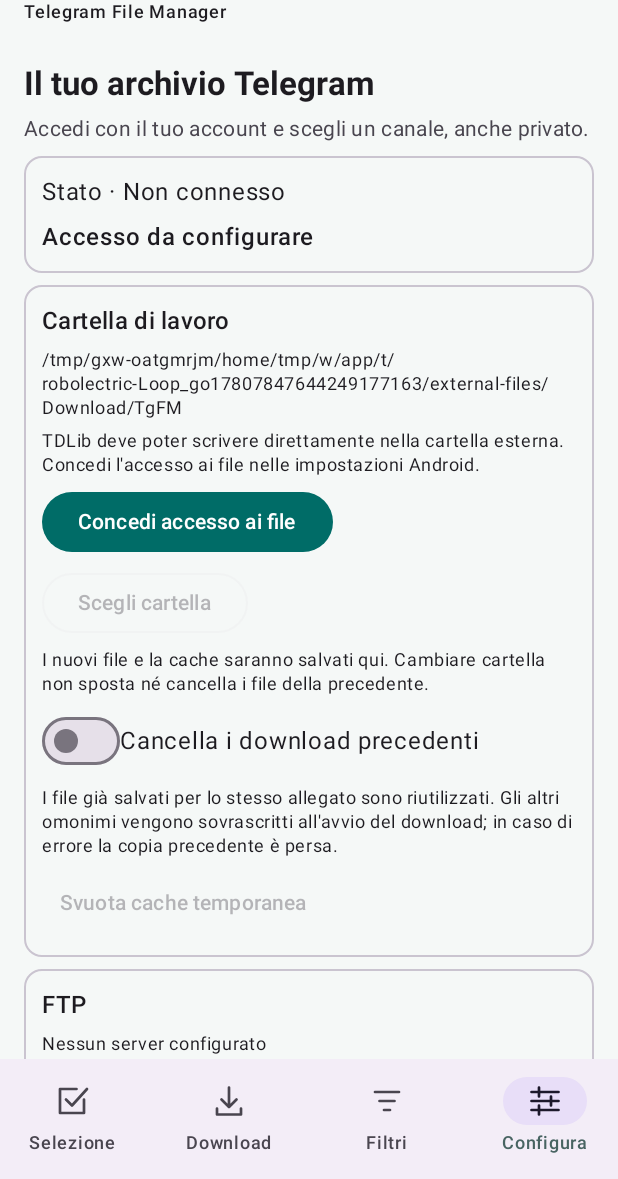
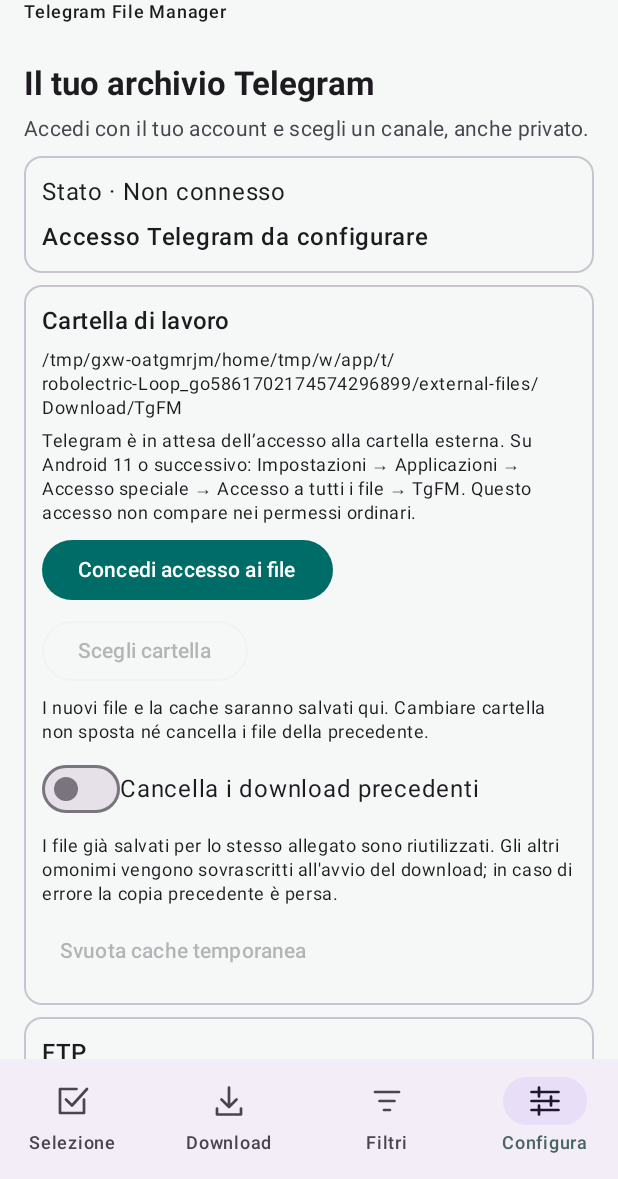
Before and after one commit to TheyKilledKenny/TgFM, an Android app built with Jetpack Compose: the screen it shows after launch (MainActivity), after a tap on "Concedi accesso ai file", on a phone screen of 412 x 824 dp, the part 57-1236 px from its top. Run offline under Robolectric (Android 15) with nearby library versions, the phone set to English and light mode, and no system bars; pictures from the network do not load; 1 statement that could not run was skipped; 1 other tap on this screen came first.

Commit message:
Fix saved Telegram access and guide storage permission in 1.5.1

```diff
--- a/app/build.gradle.kts
+++ b/app/build.gradle.kts
@@ -9,7 +9,7 @@ android {
  ndkVersion = "27.2.12479018"
  defaultConfig {
   applicationId = "it.tgfm"; minSdk = 26; targetSdk = 35
-  versionCode = 8; versionName = "1.5.0"
+  versionCode = 9; versionName = "1.5.1"
   ndk { abiFilters += "arm64-v8a" }
  }
  buildFeatures { compose = true }
--- a/app/src/main/AndroidManifest.xml
+++ b/app/src/main/AndroidManifest.xml
@@ -2,11 +2,12 @@
  <uses-permission android:name="android.permission.INTERNET" />
  <uses-permission android:name="android.permission.MANAGE_EXTERNAL_STORAGE" />
  <uses-permission android:name="android.permission.WRITE_EXTERNAL_STORAGE" android:maxSdkVersion="29" />
+ <uses-permission android:name="android.permission.READ_EXTERNAL_STORAGE" android:maxSdkVersion="29" />
  <uses-permission android:name="android.permission.ACCESS_NETWORK_STATE" />
  <uses-permission android:name="android.permission.FOREGROUND_SERVICE" />
  <uses-permission android:name="android.permission.FOREGROUND_SERVICE_DATA_SYNC" />
  <uses-permission android:name="android.permission.POST_NOTIFICATIONS" />
- <application android:name=".TgfmApp" android:label="TgFM" android:icon="@drawable/ic_tgfm" android:allowBackup="false" android:fullBackupContent="false" android:dataExtractionRules="@xml/data_extraction_rules" android:supportsRtl="true" android:usesCleartextTraffic="false" android:theme="@style/AppTheme">
+ <application android:name=".TgfmApp" android:label="TgFM" android:icon="@drawable/ic_tgfm" android:allowBackup="false" android:fullBackupContent="false" android:dataExtractionRules="@xml/data_extraction_rules" android:supportsRtl="true" android:usesCleartextTraffic="false" android:requestLegacyExternalStorage="true" android:theme="@style/AppTheme">
   <activity android:name=".MainActivity" android:exported="true" android:windowSoftInputMode="adjustResize">
    <intent-filter><action android:name="android.intent.action.MAIN" /><category android:name="android.intent.category.LAUNCHER" /></intent-filter>
   </activity>
--- a/app/src/main/java/it/tgfm/MainActivity.kt
+++ b/app/src/main/java/it/tgfm/MainActivity.kt
@@ -8,6 +8,7 @@ import androidx.activity.compose.setContent
 import androidx.activity.result.contract.ActivityResultContracts
 import androidx.activity.viewModels
 import it.tgfm.data.ShareIntents
+import it.tgfm.data.FileAccessSettings
 import it.tgfm.ui.AppViewModel
 import it.tgfm.ui.TgfmScreen
 import androidx.lifecycle.compose.collectAsStateWithLifecycle
@@ -18,9 +19,12 @@ class MainActivity: ComponentActivity() {
   if (uri != null) vm.chooseWorkFolder(uri)
  }
  private val storagePermission = registerForActivityResult(ActivityResultContracts.RequestPermission()) { vm.onForeground() }
+ private val specialAccess = registerForActivityResult(ActivityResultContracts.StartActivityForResult()) { vm.onForeground() }
  private fun storageAccess() {
   try {
-   if (android.os.Build.VERSION.SDK_INT >= 30) startActivity(Intent(android.provider.Settings.ACTION_MANAGE_APP_ALL_FILES_ACCESS_PERMISSION, android.net.Uri.parse("package:$packageName")))
+   if (android.os.Build.VERSION.SDK_INT >= 30) {
+    if (!FileAccessSettings.open(packageName, specialAccess::launch)) vm.notify("Apri Impostazioni Android → Applicazioni → Accesso speciale → Accesso a tutti i file → TgFM.")
+   }
    else storagePermission.launch(android.Manifest.permission.WRITE_EXTERNAL_STORAGE)
   } catch (e: ActivityNotFoundException) { vm.notify("Apri le impostazioni Android e concedi a TgFM l'accesso a tutti i file.") }
  }
@@ -36,7 +40,7 @@ class MainActivity: ComponentActivity() {
   catch (e: Exception) { vm.notify(e.message ?: "File non disponibile per la condivisione.") }
  }
  private val notifications = registerForActivityResult(ActivityResultContracts.RequestPermission()) { }
- override fun onStart() { super.onStart(); vm.onForeground() }
+ override fun onResume() { super.onResume(); vm.onForeground() }
  override fun onCreate(savedInstanceState: Bundle?) {
   super.onCreate(savedInstanceState)
   setContent {
--- /dev/null
+++ b/app/src/main/java/it/tgfm/core/TelegramAccess.kt
@@ -0,0 +1,21 @@
+package it.tgfm.core
+
+enum class SavedTelegramAccess { CHECKING, AVAILABLE, MISSING, UNREADABLE }
+
+/** A client waiting for file permission is not evidence of a missing Telegram login. */
+object TelegramAccess {
+ fun canResume(auth: String, fileAccess: Boolean, saved: SavedTelegramAccess) = fileAccess && saved == SavedTelegramAccess.AVAILABLE &&
+  auth in setOf("notStarted", "authorizationStateClosed", "authorizationStateWaitTdlibParameters")
+ fun showCredentialForm(auth: String, saved: SavedTelegramAccess, editing: Boolean) =
+  auth in setOf("notStarted", "authorizationStateClosed", "authorizationStateWaitTdlibParameters") &&
+   (saved == SavedTelegramAccess.MISSING || (saved == SavedTelegramAccess.AVAILABLE && editing))
+ fun label(auth: String, saved: SavedTelegramAccess, fileAccess: Boolean): String? {
+  if (auth !in setOf("notStarted", "authorizationStateClosed", "authorizationStateWaitTdlibParameters")) return null
+  return when (saved) {
+   SavedTelegramAccess.CHECKING -> "Verifica dell'accesso salvato…"
+   SavedTelegramAccess.AVAILABLE -> if (fileAccess) "Credenziali Telegram salvate" else "Accesso Telegram in attesa del permesso ai file"
+   SavedTelegramAccess.MISSING -> "Accesso Telegram da configurare"
+   SavedTelegramAccess.UNREADABLE -> "Credenziali Telegram presenti ma non leggibili"
+  }
+ }
+}
--- /dev/null
+++ b/app/src/main/java/it/tgfm/data/FileAccessSettings.kt
@@ -0,0 +1,21 @@
+package it.tgfm.data
+
+import android.content.Intent
+import android.net.Uri
+import android.provider.Settings
+
+object FileAccessSettings {
+ /** Some Android variants expose only the general list of special file-access grants. */
+ fun open(packageName: String, launch: (Intent) -> Unit): Boolean {
+  val intents = listOf(
+   Intent(Settings.ACTION_MANAGE_APP_ALL_FILES_ACCESS_PERMISSION, Uri.parse("package:$packageName")),
+   Intent(Settings.ACTION_MANAGE_ALL_FILES_ACCESS_PERMISSION)
+  )
+  for (intent in intents) {
+   try { launch(intent); return true }
+   catch (_: android.content.ActivityNotFoundException) { }
+   catch (_: SecurityException) { }
+  }
+  return false
+ }
+}
--- a/app/src/main/java/it/tgfm/ui/AppViewModel.kt
+++ b/app/src/main/java/it/tgfm/ui/AppViewModel.kt
@@ -29,6 +29,7 @@ data class UiState(
  val message: String = "", val failures: List<String> = emptyList(), val retry: List<Attachment> = emptyList(),
  val activeDownloads: Map<Int, DownloadProgress> = emptyMap(),
  val workPath: String = "", val fileAccess: Boolean = false, val ftp: FtpSettings = FtpSettings(),
+ val savedTelegramAccess: SavedTelegramAccess = SavedTelegramAccess.CHECKING, val telegramAccessError: String = "",
  val shareFiles: List<Downloaded> = emptyList(), val ready: Boolean = false
 ) {
  val activeRules: List<Rule> get() = if (channel == null) emptyList() else rules.filter { it.channelId == channel.id }
@@ -51,6 +52,7 @@ class AppViewModel(application: Application): AndroidViewModel(application) {
  private var initialRoutePending = true
  private val fileLocks = ConcurrentHashMap<Int, Mutex>()
  private var operation: Job? = null
+ @Volatile private var foregroundRecheckPending = false
  init {
   viewModelScope.launch { app.preferences.configuration.catch { notify("Impossibile leggere canali e filtri: ${it.message}") }.collect { config ->
    applyConfiguration(config)
@@ -76,18 +78,35 @@ class AppViewModel(application: Application): AndroidViewModel(application) {
    }
   } }
   launchOperation("Apertura archivio…") {
+   try {
+    // Read the encrypted login independently of external storage and FTP settings.
+    val credentials = readSavedTelegramAccess()
     val initialConfig = app.preferences.configuration.first()
     val clearPrevious = app.preferences.clearBeforeDownload.first()
     applyConfiguration(initialConfig)
     _state.update { it.copy(clearBeforeDownload = clearPrevious) }
     app.storage.removeLegacyAttachments()
     updateStorageState()
-   _state.update { it.copy(ftp = app.vault.loadFtp()) }
+    try { _state.update { it.copy(ftp = app.vault.loadFtp()) } }
+    catch (_: Exception) { notify("Configurazione FTP non leggibile. Le credenziali Telegram vengono gestite separatamente; nessun dato è stato cancellato.") }
     refreshDownloads(selectAll = true)
-   if (app.storage.folder.hasAccess()) { app.storage.folder.requireReady(); app.vault.load()?.let { tg.start(it) } }
-   _state.update { it.copy(ready = true) }
+    if (credentials != null && app.storage.folder.hasAccess()) {
+     app.storage.folder.requireReady()
+     tg.start(credentials)
+    }
+   } finally { _state.update { it.copy(ready = true) } }
   }
  }
+ private fun readSavedTelegramAccess(): Credentials? = try {
+  app.vault.load().also { credentials -> _state.update { it.copy(
+   savedTelegramAccess = if (credentials == null) SavedTelegramAccess.MISSING else SavedTelegramAccess.AVAILABLE,
+   telegramAccessError = "") } }
+ } catch (_: Exception) {
+  _state.update { it.copy(savedTelegramAccess = SavedTelegramAccess.UNREADABLE,
+   telegramAccessError = "I dati di accesso sono presenti, ma Android non permette di leggerli. Non sono stati cancellati o sostituiti. Non disinstallare l'app e non cancellarne i dati.") }
+  null
+ }
+
  private fun authDescription(auth: JSONObject): String = when (auth.optString("@type")) {
   "authorizationStateWaitCode" -> "Inserisci il codice ricevuto da Telegram (${auth.optJSONObject("code_info")?.optJSONObject("type")?.optString("@type")?.removePrefix("authenticationCodeType") ?: "codice"})."
   "authorizationStateWaitPassword" -> "Verifica in due passaggi. Suggerimento: ${auth.optString("password_hint")}"
@@ -139,12 +158,25 @@ class AppViewModel(application: Application): AndroidViewModel(application) {
     if (transfer) app.stopService(Intent(app, TransferService::class.java))
     _state.update { it.copy(activeDownloads = emptyMap()) }
     _state.update { it.copy(busy = false, fraction = null, progress = if (transfer) it.progress else "") }
+    if (foregroundRecheckPending && _state.value.ready) {
+     foregroundRecheckPending = false
+     onForeground()
+    }
    }
   }
  }
  fun cancel() { operation?.cancel() }
- fun connect(id: String, hash: String) = launchOperation("Accesso a Telegram…") { app.storage.folder.requireReady(); tg.start(app.vault.save(id.trim().toIntOrNull() ?: 0, hash.trim())) }
- fun reconnect() = launchOperation("Riavvio sessione…") { app.storage.folder.requireReady(); app.vault.load()?.let(tg::start) ?: error("Inserisci API ID e API hash.") }
+ fun connect(id: String, hash: String) = launchOperation("Accesso a Telegram…") {
+  app.storage.folder.requireReady()
+  val credentials = app.vault.save(id.trim().toIntOrNull() ?: 0, hash.trim())
+  _state.update { it.copy(savedTelegramAccess = SavedTelegramAccess.AVAILABLE, telegramAccessError = "") }
+  tg.start(credentials)
+ }
+ fun reconnect() = launchOperation("Verifica accesso Telegram salvato…") {
+  val credentials = readSavedTelegramAccess() ?: return@launchOperation
+  app.storage.folder.requireReady()
+  tg.start(credentials)
+ }
  fun reconfigure() = launchOperation("Chiusura accesso incompleto…") {
   tg.send(request("close"))
   withTimeout(15000) { tg.auth.first { it.optString("@type") == "authorizationStateClosed" } }
@@ -181,8 +213,14 @@ class AppViewModel(application: Application): AndroidViewModel(application) {
  fun onForeground() {
   tg.onForeground()
   updateStorageState()
-  if (_state.value.ready && !_state.value.busy && app.storage.folder.hasAccess() && _state.value.auth in listOf("notStarted", "authorizationStateClosed")) {
-   launchOperation("Apertura cartella di lavoro…") { app.storage.folder.requireReady(); refreshDownloads(); app.vault.load()?.let(tg::start) }
+  if (!_state.value.ready || _state.value.busy) { foregroundRecheckPending = true; return }
+  if (TelegramAccess.canResume(_state.value.auth, _state.value.fileAccess, _state.value.savedTelegramAccess)) {
+   launchOperation("Riapertura dell'accesso Telegram salvato…") {
+    val credentials = readSavedTelegramAccess() ?: return@launchOperation
+    app.storage.folder.requireReady()
+    refreshDownloads()
+    tg.start(credentials)
+   }
   }
  }
  private fun updateStorageState() { _state.update { it.copy(workPath = app.storage.folder.root.absolutePath, fileAccess = app.storage.folder.hasAccess()) } }
@@ -192,13 +230,13 @@ class AppViewModel(application: Application): AndroidViewModel(application) {
   app.storage.folder.save(folder)
   app.storage.folder.requireReady()
   updateStorageState(); refreshDownloads(true)
-  app.vault.load()?.let(tg::start)
+  readSavedTelegramAccess()?.let(tg::start)
  }
  fun clearCache() = launchOperation("Pulizia cache…") {
   app.storage.folder.requireReady()
   tg.closeForStorageChange()
   app.storage.clearCache()
-  app.vault.load()?.let(tg::start)
+  readSavedTelegramAccess()?.let(tg::start)
   notify("Cache eliminata. I file salvati nella cartella di lavoro restano disponibili.")
  }
  fun saveFtp(settings: FtpSettings) = launchOperation("Salvataggio FTP…") {
--- a/app/src/main/java/it/tgfm/ui/TgfmScreen.kt
+++ b/app/src/main/java/it/tgfm/ui/TgfmScreen.kt
@@ -35,6 +35,8 @@ import java.time.format.DateTimeFormatter
 @Composable fun TgfmScreen(vm: AppViewModel, onShare: (Downloaded?) -> Unit, onChooseFolder: () -> Unit, onStorageAccess: () -> Unit, onSelectionShare: () -> Unit, onFtp: (Boolean) -> Unit, onDownload: (Boolean) -> Unit) {
  val s by vm.state.collectAsStateWithLifecycle()
  val listState = remember(s.tab, if (s.tab == AppTab.SELECTION.ordinal) s.channel?.id else null) { LazyListState() }
+ var permissionPromptHandled by rememberSaveable { mutableStateOf(false) }
+ var editingApi by rememberSaveable { mutableStateOf(false) }
  var selectedChannelMenu by remember { mutableStateOf(false) }
  var selectionQuery by rememberSaveable(s.channel?.id) { mutableStateOf("") }
  var removeFavoriteId by rememberSaveable { mutableStateOf<Long?>(null) }
@@ -91,12 +93,24 @@ import java.time.format.DateTimeFormatter
      when (s.tab) {
       AppTab.SETTINGS.ordinal -> {
        item { Heading("Il tuo archivio Telegram", "Accedi con il tuo account e scegli un canale, anche privato.") }
-       item { InfoCard { Text("Stato · ${s.connection}"); Text(authLabel(s.auth), fontWeight = FontWeight.SemiBold) } }
+       item { InfoCard {
+        Text("Stato · ${s.connection}")
+        Text(TelegramAccess.label(s.auth, s.savedTelegramAccess, s.fileAccess) ?: authLabel(s.auth), fontWeight = FontWeight.SemiBold)
+        if (s.savedTelegramAccess == SavedTelegramAccess.AVAILABLE && s.auth in listOf("notStarted", "authorizationStateClosed", "authorizationStateWaitTdlibParameters")) {
+         Text(if (s.fileAccess) "Le credenziali precedenti sono disponibili. TgFM riapre la sessione Telegram esistente." else "Le credenziali precedenti sono disponibili. Concedi l'accesso ai file per riaprire la sessione Telegram: non serve reinserire API ID e API hash.", style = MaterialTheme.typography.bodySmall)
+         TextButton(onClick = vm::reconnect, enabled = !s.busy && s.fileAccess) { Text("Riprova accesso salvato") }
+         TextButton(onClick = { editingApi = !editingApi }, enabled = !s.busy) { Text(if (editingApi) "Chiudi modifica API" else "Modifica credenziali API") }
+        }
+        if (s.telegramAccessError.isNotBlank()) {
+         Text(s.telegramAccessError, color = MaterialTheme.colorScheme.error, style = MaterialTheme.typography.bodySmall)
+         TextButton(onClick = vm::reconnect, enabled = !s.busy) { Text("Riprova lettura credenziali") }
+        }
+       } }
        item { InfoCard {
         Text("Cartella di lavoro", style = MaterialTheme.typography.titleMedium)
         Text(s.workPath, style = MaterialTheme.typography.bodySmall)
         if (!s.fileAccess) {
-         Text("TDLib deve poter scrivere direttamente nella cartella esterna. Concedi l'accesso ai file nelle impostazioni Android.", style = MaterialTheme.typography.bodySmall)
+         Text("Telegram è in attesa dell’accesso alla cartella esterna. Su Android 11 o successivo: Impostazioni → Applicazioni → Accesso speciale → Accesso a tutti i file → TgFM. Questo accesso non compare nei permessi ordinari.", style = MaterialTheme.typography.bodySmall)
          Button(onClick = onStorageAccess, enabled = !s.busy) { Text("Concedi accesso ai file") }
         }
         OutlinedButton(onClick = onChooseFolder, enabled = !s.busy && s.fileAccess) { Text("Scegli cartella") }
@@ -119,14 +133,14 @@ import java.time.format.DateTimeFormatter
         Row { OutlinedButton(onClick = { editFtp = true }, enabled = !s.busy) { Text("Configura FTP") }
          TextButton(onClick = vm::testFtp, enabled = !s.busy && s.ftp.host.isNotBlank()) { Text("Verifica accesso") } }
        } }
-       if (s.auth in listOf("notStarted", "authorizationStateClosed", "authorizationStateWaitTdlibParameters")) {
+       if (TelegramAccess.showCredentialForm(s.auth, s.savedTelegramAccess, editingApi)) {
         item { InfoCard {
          Text("Credenziali dell'app Telegram", style = MaterialTheme.typography.titleMedium)
          Text("Ottieni API ID e API hash da my.telegram.org → API development tools. Restano cifrati su questo dispositivo.", style = MaterialTheme.typography.bodySmall)
          OutlinedTextField(apiId, { apiId = it }, label = { Text("API ID") }, keyboardOptions = KeyboardOptions(keyboardType = KeyboardType.Number), singleLine = true, modifier = Modifier.fillMaxWidth())
          OutlinedTextField(apiHash, { apiHash = it }, label = { Text("API hash") }, visualTransformation = PasswordVisualTransformation(), singleLine = true, modifier = Modifier.fillMaxWidth())
-         Button(onClick = { vm.connect(apiId, apiHash); apiHash = "" }, enabled = !s.busy && apiId.isNotBlank() && apiHash.isNotBlank()) { Text("Configura accesso") }
-         TextButton(onClick = vm::reconnect, enabled = !s.busy) { Text("Riutilizza credenziali salvate") }
+         Button(onClick = { vm.connect(apiId, apiHash); apiHash = "" }, enabled = !s.busy && s.fileAccess && apiId.isNotBlank() && apiHash.isNotBlank()) { Text("Configura accesso") }
+
         } }
        }
        if (s.authInfo.isNotEmpty()) item { Text(s.authInfo) }
@@ -321,6 +335,12 @@ import java.time.format.DateTimeFormatter
     }
    }
   }
+  if (s.ready && !s.busy && !s.fileAccess && !permissionPromptHandled) AlertDialog(
+   onDismissRequest = { permissionPromptHandled = true }, title = { Text("Accesso ai file necessario") },
+   text = { Text((if (s.savedTelegramAccess == SavedTelegramAccess.AVAILABLE) "Le credenziali Telegram sono ancora salvate. " else "") +
+    if (android.os.Build.VERSION.SDK_INT >= 30) "Per avviare Telegram nella cartella esterna, apri l'accesso speciale Android e abilita TgFM in Accesso a tutti i file. Al ritorno l'app riutilizzerà le credenziali salvate, se disponibili." else "Per usare la cartella esterna, consenti ad Android l'accesso ai file. L'app riutilizzerà le credenziali salvate, se disponibili.") },
+   confirmButton = { TextButton(onClick = { permissionPromptHandled = true; onStorageAccess() }) { Text("Concedi accesso") } },
+   dismissButton = { TextButton(onClick = { permissionPromptHandled = true }) { Text("Non ora") } })
   if (reviewExamples) AlertDialog(onDismissRequest = { reviewExamples = false }, title = { Text("Regole comuni proposte") }, text = {
    Column(Modifier.verticalScroll(rememberScrollState()), verticalArrangement = Arrangement.spacedBy(8.dp)) {
     Text("${desired.size + unwanted.size} esempi → ${learning.rules.size} regole. Nessun salvataggio automatico.")
```
Also changed, not shown: app/src/main/java/it/tgfm/data/CredentialVault.kt (+4 -3 lines), app/src/main/java/it/tgfm/telegram/TelegramClient.kt (+10 -2 lines), 1 other file. Lines whose indentation alone changed are shown as unchanged.
